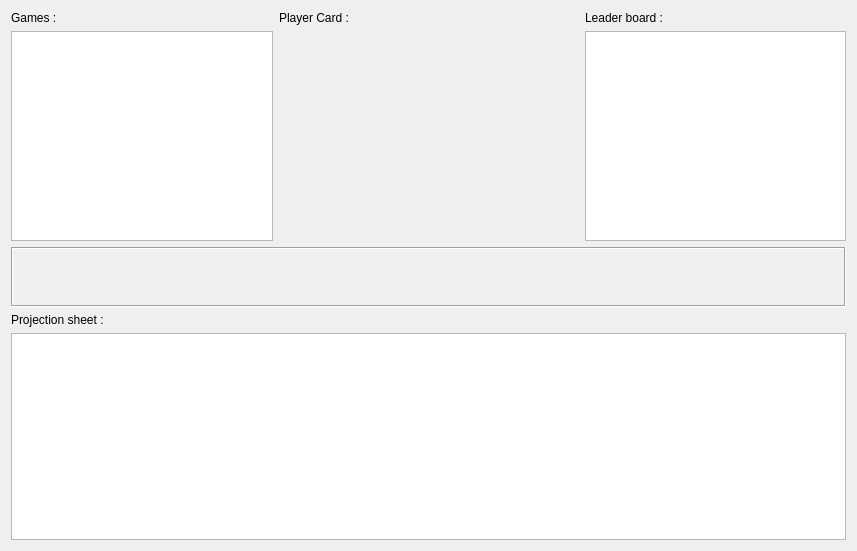
Qt form cute-fantasy/nextweekwidget.ui (protoblock/protoblock) before a commit.
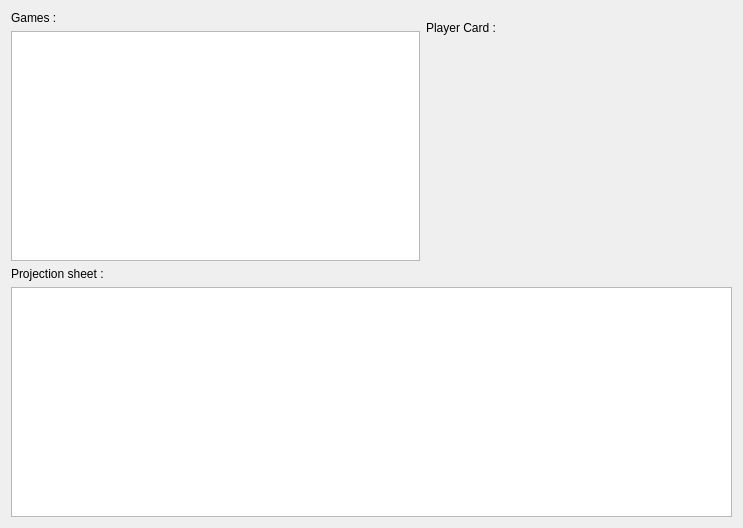
The same form after that commit. Custom widgets are drawn as their Qt base class.

The edit to the form file:
```diff
--- a/cute-fantasy/nextweekwidget.ui
+++ b/cute-fantasy/nextweekwidget.ui
@@ -6,38 +6,14 @@
    <rect>
     <x>0</x>
     <y>0</y>
-    <width>857</width>
-    <height>551</height>
+    <width>743</width>
+    <height>528</height>
    </rect>
   </property>
   <property name="windowTitle">
    <string>Form</string>
   </property>
   <layout class="QGridLayout" name="gridLayout">
-   <item row="0" column="0">
-    <layout class="QVBoxLayout" name="verticalLayout_3">
-     <item>
-      <widget class="QLabel" name="label">
-       <property name="text">
-        <string>Games :</string>
-       </property>
-      </widget>
-     </item>
-     <item>
-      <widget class="QTableView" name="myGamesTableView">
-       <property name="selectionMode">
-        <enum>QAbstractItemView::SingleSelection</enum>
-       </property>
-       <property name="selectionBehavior">
-        <enum>QAbstractItemView::SelectRows</enum>
-       </property>
-       <property name="sortingEnabled">
-        <bool>true</bool>
-       </property>
-      </widget>
-     </item>
-    </layout>
-   </item>
    <item row="0" column="1">
     <layout class="QVBoxLayout" name="verticalLayout_4">
      <item>
@@ -59,53 +35,28 @@
      </item>
     </layout>
    </item>
-   <item row="0" column="2">
-    <layout class="QVBoxLayout" name="verticalLayout">
+   <item row="0" column="0">
+    <layout class="QVBoxLayout" name="verticalLayout_3">
      <item>
-      <widget class="QLabel" name="label_4">
+      <widget class="QLabel" name="label">
        <property name="text">
-        <string>Leader board :</string>
+        <string>Games :</string>
        </property>
       </widget>
      </item>
      <item>
-      <widget class="QTableView" name="myLeaderBaordTableView">
+      <widget class="QListView" name="myGamesListView">
        <property name="selectionMode">
         <enum>QAbstractItemView::SingleSelection</enum>
        </property>
        <property name="selectionBehavior">
         <enum>QAbstractItemView::SelectRows</enum>
        </property>
-       <property name="sortingEnabled">
-        <bool>true</bool>
-       </property>
       </widget>
      </item>
     </layout>
    </item>
    <item row="1" column="0" colspan="3">
-    <widget class="QFrame" name="frame">
-     <property name="minimumSize">
-      <size>
-       <width>0</width>
-       <height>60</height>
-      </size>
-     </property>
-     <property name="maximumSize">
-      <size>
-       <width>16777215</width>
-       <height>60</height>
-      </size>
-     </property>
-     <property name="frameShape">
-      <enum>QFrame::Box</enum>
-     </property>
-     <property name="frameShadow">
-      <enum>QFrame::Sunken</enum>
-     </property>
-    </widget>
-   </item>
-   <item row="2" column="0" colspan="3">
     <layout class="QVBoxLayout" name="verticalLayout_2">
      <item>
       <widget class="QLabel" name="label_3">
```
